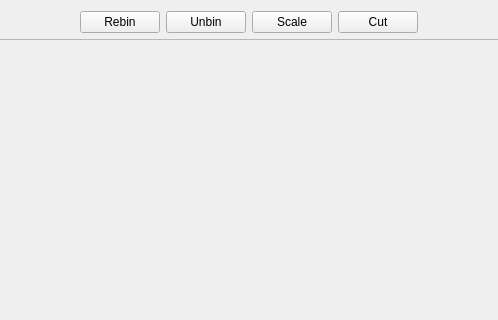
Before: the Qt Designer form Code/Mantid/Vates/VatesSimpleGui/ViewWidgets/inc/MantidVatesSimpleGuiViewWidgets/StandardView.ui in mantidproject/mantid, drawn with Qt 5; both pictures show x 158 to 656 and y 0 to 320 of the 814 by 668 pixel window.
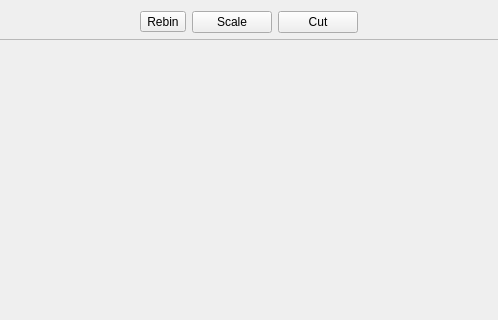
After: the same form once the commit is applied.

```diff
--- a/Code/Mantid/Vates/VatesSimpleGui/ViewWidgets/inc/MantidVatesSimpleGuiViewWidgets/StandardView.ui
+++ b/Code/Mantid/Vates/VatesSimpleGui/ViewWidgets/inc/MantidVatesSimpleGuiViewWidgets/StandardView.ui
@@ -30,19 +30,21 @@
       </spacer>
      </item>
      <item>
-      <widget class="QPushButton" name="rebinButton">
+      <widget class="QToolButton" name="rebinToolButton">
        <property name="toolTip">
         <string>Invoke plugin to rebin the current dataset.</string>
        </property>
        <property name="text">
         <string>Rebin</string>
        </property>
-      </widget>
-     </item>
-     <item>
-      <widget class="QPushButton" name="unbinButton">
-       <property name="text">
-        <string>Unbin</string>
+       <property name="toolButtonStyle">
+        <enum>Qt::ToolButtonTextBesideIcon</enum>
+       </property>
+       <property name="autoRaise">
+        <bool>false</bool>
+       </property>
+       <property name="arrowType">
+        <enum>Qt::NoArrow</enum>
        </property>
       </widget>
      </item>
```
Left out of the diff: 2 changed lines with no effect on the pictures.
